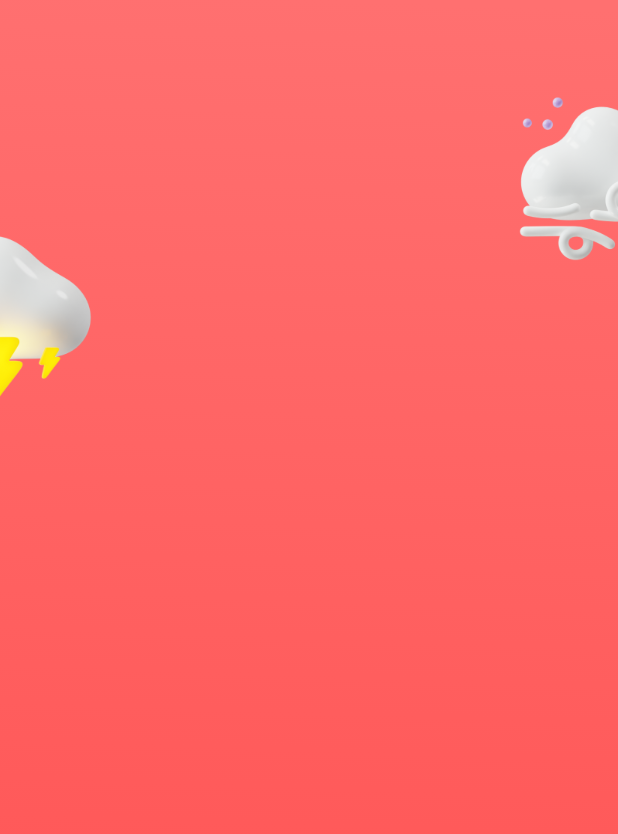
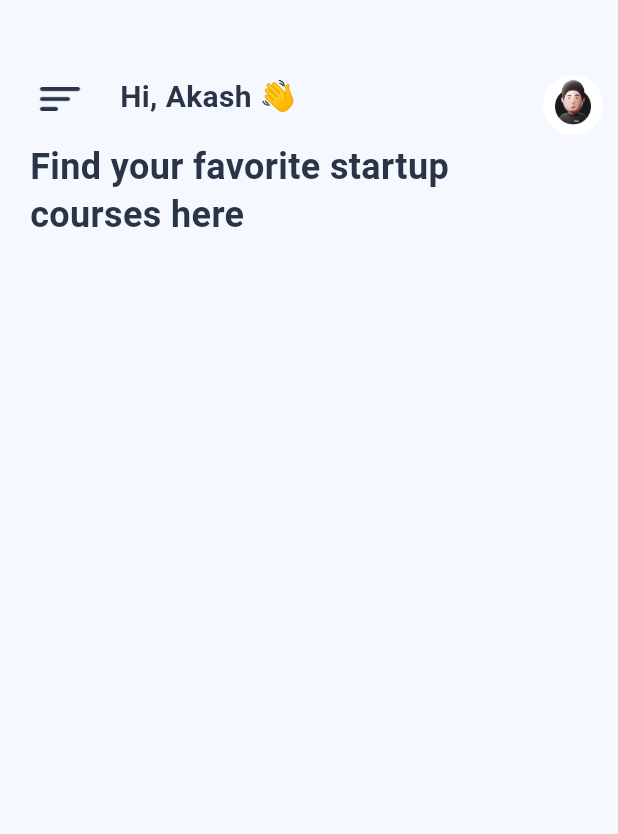
Before and after one commit to Ramseena-pv/educationapp, a Flutter app: the first screen one second after launch, on a phone screen of 412 x 824 dp. Shown: the top 834 px of the screen. Run offline on Flutter 3.47's test engine with Material 3 defaults, Android fonts, the phone set to English and light mode, and no system bars; Roboto replaces fonts that are missing (Montserrat).

Commit message:
first commit

```diff
--- /dev/null
+++ b/lib/education3.dart
@@ -0,0 +1,90 @@
+import 'package:flutter/material.dart';
+
+class Startup3 extends StatelessWidget {
+  const Startup3({Key? key}) : super(key: key);
+ @override
+  Widget build(BuildContext context) {
+    return Scaffold(
+      backgroundColor: const Color(0xFFF5F8FF),
+      body: Column(
+        crossAxisAlignment: CrossAxisAlignment.start,
+        children: [
+          Container(
+            padding: const EdgeInsets.only(top: 50, left: 20, right: 10), // Adjust padding as needed
+            child: Row(
+              mainAxisAlignment: MainAxisAlignment.start, // Aligns children at the start of the row
+              crossAxisAlignment: CrossAxisAlignment.start,
+              children: [
+                Container(
+                  width: 40,
+                  height: 32,
+                  decoration: const BoxDecoration(
+                    shape: BoxShape.circle,
+                    image: DecorationImage(
+                      image: AssetImage('assets/images/imagem.png'),
+                      fit: BoxFit.fill,
+                    ),
+                  ),
+                ),
+                const SizedBox(width: 20,height: 20), // Adding space between the image and text
+                const Text(
+                  'Hi, Akash 👋',
+                  style: TextStyle(
+                    color: Color(0xFF2A3447),
+                    fontSize: 20,
+                    fontFamily: 'Montserrat',
+                    fontWeight: FontWeight.w700,
+                  ),
+                ),
+                const Spacer(), // Takes all the available space between "Hi, Akash" and the avatar
+                Container(
+                  width: 40,
+                  height: 40,
+                  decoration: const BoxDecoration(
+                    shape: BoxShape.circle,
+                    image: DecorationImage(
+                      image: AssetImage('assets/images/image00.gif'),
+                      fit: BoxFit.fill,
+                    ),
+                  ),
+                ),
+              ],
+            ),
+          ),
+          const SizedBox(
+            width: 366,
+            child: Padding(
+              padding:  EdgeInsets.only(left: 20, top: 20), // Adjust padding as needed
+              child: Text(
+                'Find your favorite startup',
+                 style: TextStyle(
+                  color: Color(0xFF2A3447),
+                  fontSize: 24,
+                  fontFamily: 'Montserrat',
+                  fontWeight: FontWeight.w700,
+                  height: 0.07,
+                ),
+              ),
+            ),
+          ),
+          const SizedBox(
+            height: 100,
+            child: Padding(
+              padding: EdgeInsets.only(left: 20, top: 30), // Adjust padding as needed
+              child: Text(
+                'courses here',
+                  style: TextStyle(
+                  color: Color(0xFF2A3447),
+                  fontSize: 24,
+                  fontFamily: 'Montserrat',
+                  fontWeight: FontWeight.w700,
+                  height: 0.07,
+                ),
+              ),
+            ),
+          ),
+        ],
+      ),
+    );
+  }
+}
--- a/lib/main.dart
+++ b/lib/main.dart
@@ -1,5 +1,6 @@
 
-import 'package:education/splash.dart';
+import 'package:education/education3.dart';
+
 
 import 'package:flutter/material.dart';
 
@@ -14,7 +15,7 @@ class MyApp extends StatelessWidget {
   @override
   Widget build(BuildContext context) {
     return const MaterialApp(
-      home:SplashScreen(),
+      home:Startup3(),
     );
   }
 }
--- a/pubspec.yaml
+++ b/pubspec.yaml
@@ -73,6 +73,7 @@ flutter:
     - assets/images/image4.png
     - assets/images/image3.png
     - assets/images/imagec.png
+    - assets/images/imagem.png
   # An image asset can refer to one or more resolution-specific "variants", see
   # https://flutter.dev/assets-and-images/#resolution-aware
 
```
Also changed, not shown: assets/images/imagem.png (renamed from assets/images/image3  (4).png).
